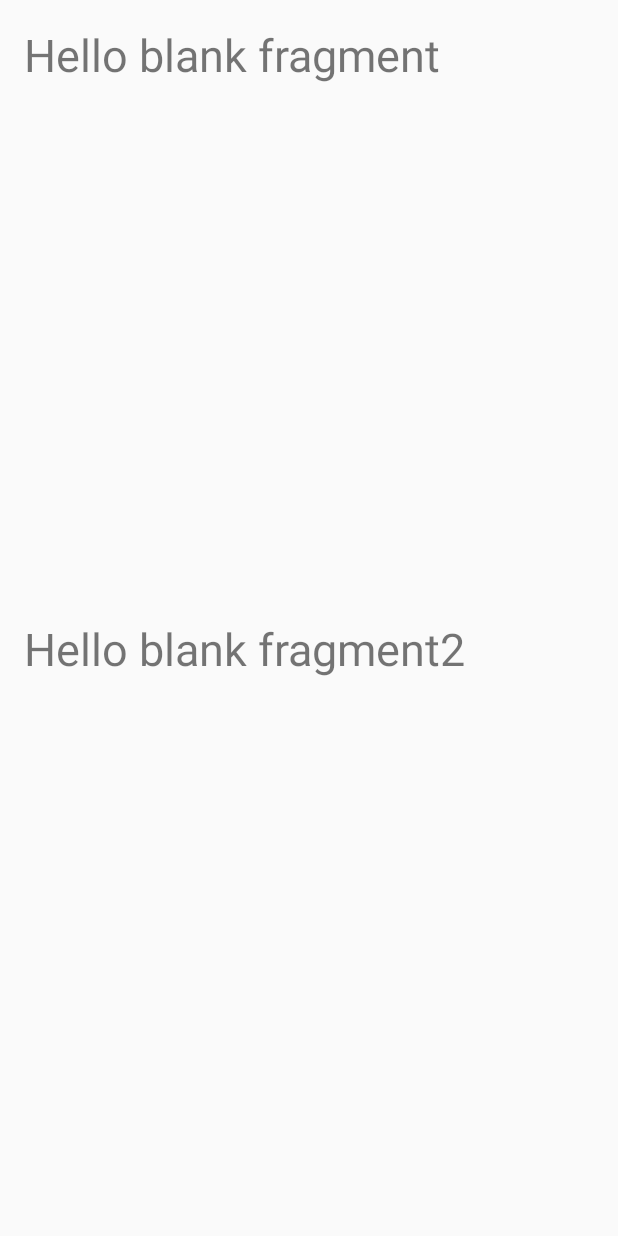
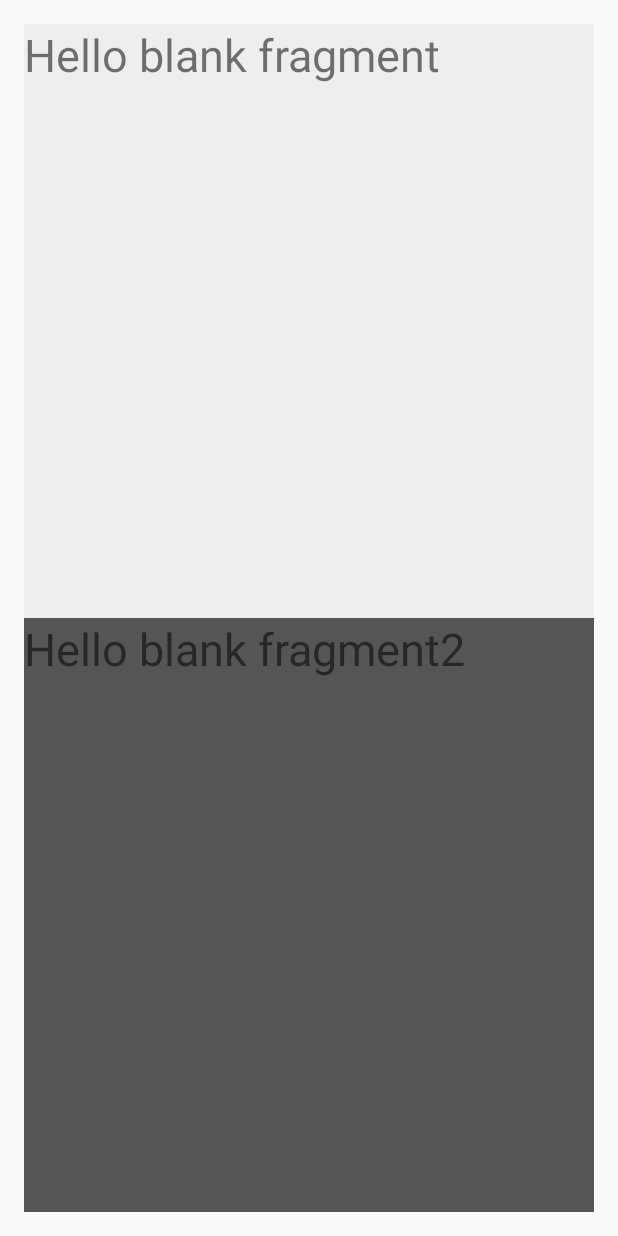
Before and after one commit to tiltshiftfocus/MaterialColors, an Android app: the BlankFragment screen opened directly, with no data from a screen before it, on a phone screen of 412 x 824 dp. Run offline under Robolectric (Android 15) with nearby library versions, the phone set to English and light mode, and no system bars.

Commit message:
Fragment changes #2

```diff
--- a/app/src/main/res/layout/fragment_blank.xml
+++ b/app/src/main/res/layout/fragment_blank.xml
@@ -1,10 +1,15 @@
 <FrameLayout xmlns:android="http://schemas.android.com/apk/res/android"
-    xmlns:tools="http://schemas.android.com/tools" android:layout_width="match_parent"
-    android:layout_height="match_parent" tools:context="com.jerry.materialcolors.fragments.BlankFragment">
+    xmlns:tools="http://schemas.android.com/tools"
+    android:layout_width="match_parent"
+    android:layout_height="match_parent"
+    android:background="#EEE"
+    tools:context="com.jerry.materialcolors.fragments.BlankFragment">
 
     <!-- TODO: Update blank fragment layout -->
-    <TextView android:layout_width="match_parent" android:layout_height="match_parent"
+    <TextView
+        android:layout_width="match_parent"
+        android:layout_height="match_parent"
         android:text="@string/hello_blank_fragment"
-        android:textSize="30dp"/>
+        android:textSize="30dp" />
 
 </FrameLayout>
--- a/app/src/main/res/layout/fragment_blank_fragment2.xml
+++ b/app/src/main/res/layout/fragment_blank_fragment2.xml
@@ -1,10 +1,15 @@
 <FrameLayout xmlns:android="http://schemas.android.com/apk/res/android"
-    xmlns:tools="http://schemas.android.com/tools" android:layout_width="match_parent"
-    android:layout_height="match_parent" tools:context="com.jerry.materialcolors.fragments.BlankFragment2">
+    xmlns:tools="http://schemas.android.com/tools"
+    android:layout_width="match_parent"
+    android:layout_height="match_parent"
+    android:background="#555"
+    tools:context="com.jerry.materialcolors.fragments.BlankFragment2">
 
     <!-- TODO: Update blank fragment layout -->
-    <TextView android:layout_width="match_parent" android:layout_height="match_parent"
+    <TextView
+        android:layout_width="match_parent"
+        android:layout_height="match_parent"
         android:text="@string/hello_blank_fragment2"
-        android:textSize="30dp"/>
+        android:textSize="30dp" />
 
 </FrameLayout>
```
Also changed, not shown: app/src/main/java/com/jerry/materialcolors/fragments/DefaultFragment.java (added, +33 -0 lines), app/src/main/java/com/jerry/materialcolors/fragments/NavigationDrawerFragment.java (+5 -2 lines).
